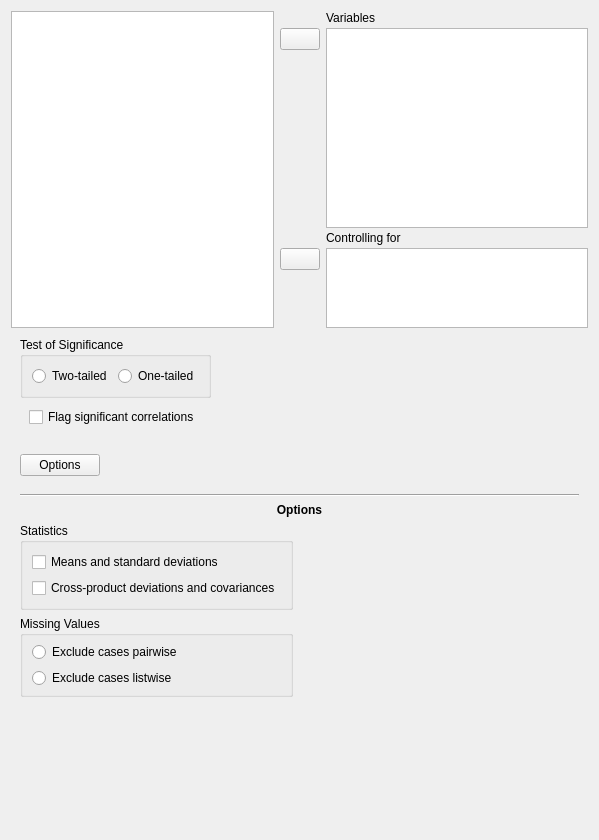
Above: JASP-Desktop/analysisforms/correlationpartialform.ui from jasp-stats/jasp-desktop before the change. Below: the same form after it.
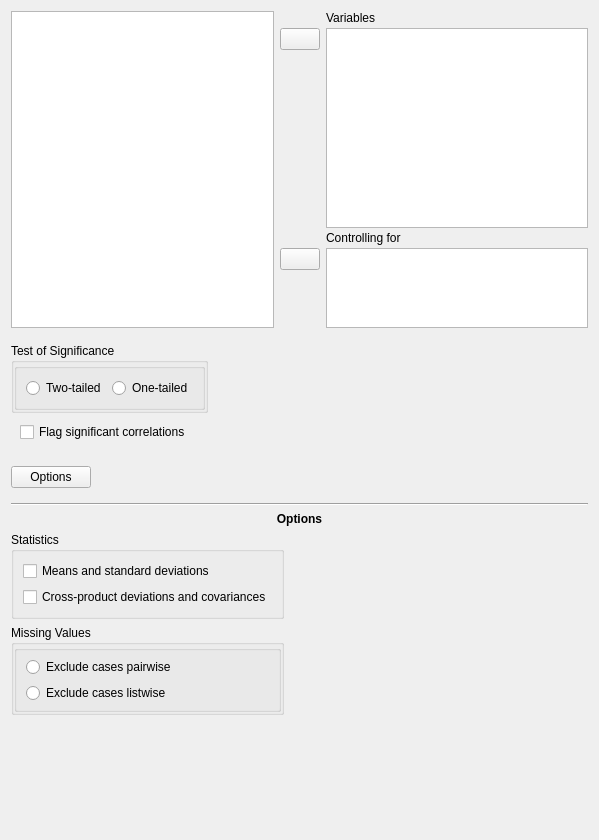
That is the form after the change. Custom widgets are drawn as their Qt base class.

```diff
--- a/JASP-Desktop/analysisforms/correlationpartialform.ui
+++ b/JASP-Desktop/analysisforms/correlationpartialform.ui
@@ -20,9 +20,6 @@
    <string>Form</string>
   </property>
   <layout class="QVBoxLayout" name="verticalLayout">
-   <property name="spacing">
-    <number>0</number>
-   </property>
    <item>
     <widget class="QWidget" name="topWidget" native="true">
      <property name="sizePolicy">
@@ -197,6 +194,15 @@
       </sizepolicy>
      </property>
      <layout class="QGridLayout" name="gridLayout_11">
+      <property name="leftMargin">
+       <number>0</number>
+      </property>
+      <property name="rightMargin">
+       <number>0</number>
+      </property>
+      <property name="bottomMargin">
+       <number>0</number>
+      </property>
       <property name="verticalSpacing">
        <number>0</number>
       </property>
@@ -219,7 +225,7 @@
           <number>0</number>
          </property>
          <item row="0" column="0">
-          <widget class="BoundGroupBox" name="tails" native="true">
+          <widget class="BoundGroupBox" name="tails">
            <layout class="QGridLayout" name="gridLayout_14">
             <item row="0" column="0">
              <widget class="QRadioButton" name="_1twoTailed">
@@ -269,6 +275,15 @@
       </sizepolicy>
      </property>
      <layout class="QGridLayout" name="gridLayout_24">
+      <property name="leftMargin">
+       <number>0</number>
+      </property>
+      <property name="rightMargin">
+       <number>0</number>
+      </property>
+      <property name="bottomMargin">
+       <number>0</number>
+      </property>
       <item row="0" column="0">
        <widget class="QPushButton" name="buttonOptions">
         <property name="text">
@@ -298,6 +313,15 @@
    <item>
     <widget class="QWidget" name="panelOptions" native="true">
      <layout class="QGridLayout" name="gridLayout_19">
+      <property name="leftMargin">
+       <number>0</number>
+      </property>
+      <property name="rightMargin">
+       <number>0</number>
+      </property>
+      <property name="bottomMargin">
+       <number>0</number>
+      </property>
       <item row="0" column="0" colspan="2">
        <widget class="Line" name="line_4">
         <property name="orientation">
@@ -367,7 +391,7 @@
           <number>0</number>
          </property>
          <item row="0" column="0">
-          <widget class="BoundGroupBox" name="missingValues" native="true">
+          <widget class="BoundGroupBox" name="missingValues">
            <layout class="QGridLayout" name="gridLayout_22">
             <property name="topMargin">
              <number>6</number>
@@ -429,17 +453,17 @@
    <extends>QListView</extends>
    <header>widgets/boundlistview.h</header>
   </customwidget>
-  <customwidget>
-   <class>BoundCheckBox</class>
-   <extends>QCheckBox</extends>
-   <header>widgets/boundcheckbox.h</header>
-  </customwidget>
   <customwidget>
    <class>BoundGroupBox</class>
-   <extends>QWidget</extends>
+   <extends>QGroupBox</extends>
    <header>widgets/boundgroupbox.h</header>
    <container>1</container>
   </customwidget>
+  <customwidget>
+   <class>BoundCheckBox</class>
+   <extends>QCheckBox</extends>
+   <header>widgets/boundcheckbox.h</header>
+  </customwidget>
  </customwidgets>
  <resources/>
  <connections>
```
